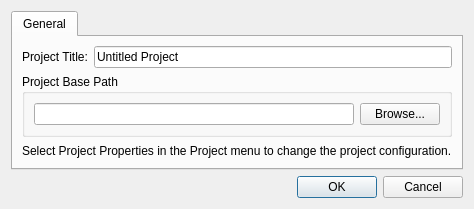
Qt form designers/new_project/newprojectdialog.ui (christopherpow/nesicide) before a commit.
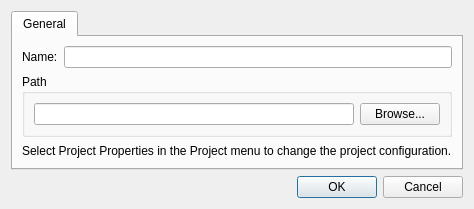
The same form after that commit. Icons and pictures are not drawn.

What changed in the file:
```diff
--- a/designers/new_project/newprojectdialog.ui
+++ b/designers/new_project/newprojectdialog.ui
@@ -27,21 +27,21 @@
        <item row="0" column="0">
         <widget class="QLabel" name="label">
          <property name="text">
-          <string>Project Title:</string>
+          <string>Name:</string>
          </property>
         </widget>
        </item>
        <item row="0" column="1">
         <widget class="QLineEdit" name="projectTitleLineEdit">
          <property name="text">
-          <string>Untitled Project</string>
+          <string/>
          </property>
         </widget>
        </item>
        <item row="1" column="0" colspan="2">
         <widget class="QGroupBox" name="groupBox_2">
          <property name="title">
-          <string>Project Base Path</string>
+          <string>Path</string>
          </property>
          <layout class="QHBoxLayout" name="horizontalLayout_2">
           <item>
```
Left out of the diff: 6 changed lines with no effect on the pictures.
